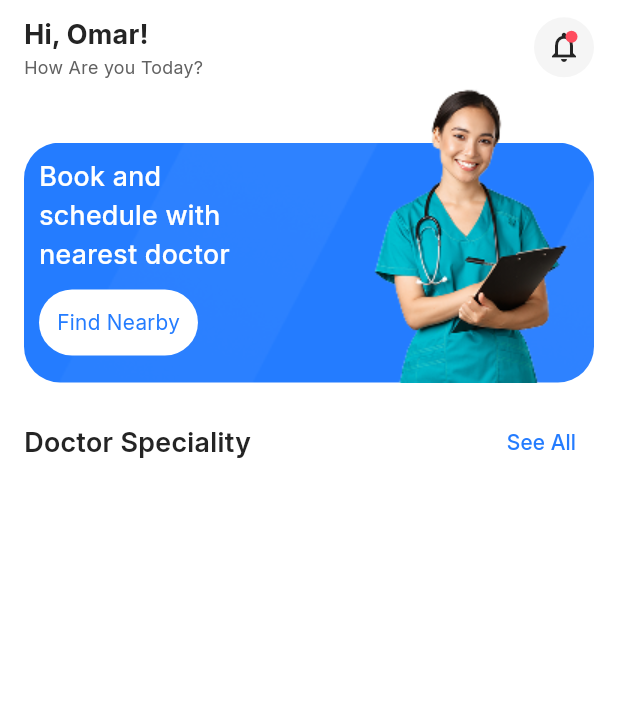
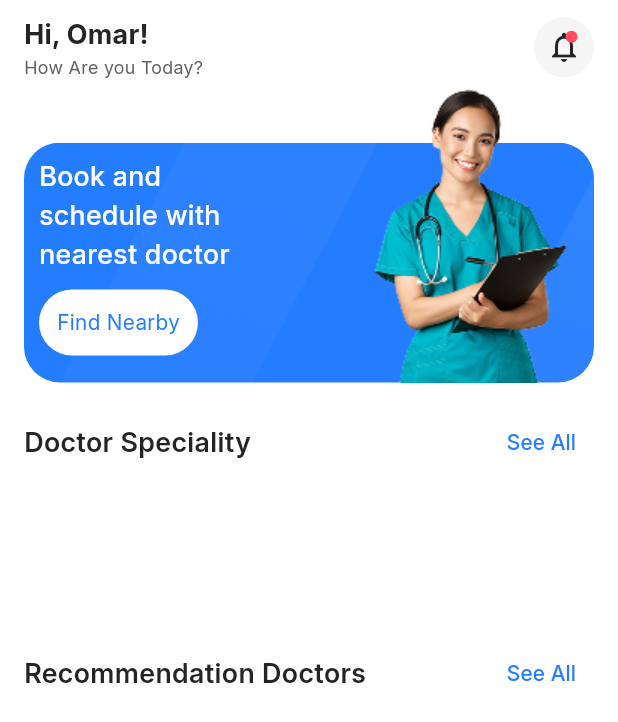
Before and after one commit to medooadel10/doc_doc_app, a Flutter app: the HomeScreen screen opened by its route, after a tap on "See All", on a phone screen of 412 x 824 dp. Shown: the top 722 px of the screen. Run offline on Flutter 3.47's test engine with Material 3 defaults, Android fonts, the phone set to English and light mode, and no system bars; our stand-ins replace dio, flutter_svg, fluttertoast, pretty_dio_logger, shared_preferences; accounts and stored records are empty; network calls fail.

Commit message:
feat: Add doctors feature with API integration and UI components

```diff
--- a/lib/core/networking/api_constants.dart
+++ b/lib/core/networking/api_constants.dart
@@ -5,4 +5,5 @@ class ApiConstants {
   static const String login = '/auth/login';
   static const String register = '/auth/register';
   static const String specializations = '/specialization/index';
+  static const String doctors = '/doctor/index';
 }
--- a/lib/core/router/app_route.dart
+++ b/lib/core/router/app_route.dart
@@ -34,7 +34,9 @@ class AppRoute {
       case Routes.home:
         return MaterialPageRoute(
           builder: (context) => ChangeNotifierProvider(
-            create: (context) => HomeProvider()..getAllSpecializations(),
+            create: (context) => HomeProvider()
+              ..getAllSpecializations()
+              ..getAllDoctors(),
             child: HomeScreen(),
           ),
         );
--- a/lib/features/home/logic/home_provider.dart
+++ b/lib/features/home/logic/home_provider.dart
@@ -3,6 +3,7 @@ import 'dart:developer';
 import 'package:doc_doc_app/core/local_storage/shared_prefereneces_helper.dart';
 import 'package:doc_doc_app/core/networking/api_constants.dart';
 import 'package:doc_doc_app/core/networking/dio_factory.dart';
+import 'package:doc_doc_app/features/home/models/doctors_response_model.dart';
 import 'package:doc_doc_app/features/home/models/specializations_response_model.dart';
 import 'package:flutter/material.dart';
 
@@ -23,4 +24,20 @@ class HomeProvider extends ChangeNotifier {
       }
     } catch (_) {}
   }
+
+  List<DoctorModel> doctors = [];
+  void getAllDoctors() async {
+    final token = SharedPreferenecesHelper.getString('token')!;
+    try {
+      final response = await DioFactory.getData(
+        ApiConstants.doctors,
+        token: token,
+      );
+      final data = DoctorsResponseModel.fromJson(response.data);
+      if (data.status) {
+        doctors = data.doctors;
+        notifyListeners();
+      }
+    } catch (_) {}
+  }
 }
--- /dev/null
+++ b/lib/features/home/models/doctors_response_model.dart
@@ -0,0 +1,85 @@
+import 'package:doc_doc_app/features/home/models/specializations_response_model.dart';
+
+class DoctorsResponseModel {
+  final bool status;
+  final List<DoctorModel> doctors;
+
+  DoctorsResponseModel({required this.status, required this.doctors});
+  factory DoctorsResponseModel.fromJson(Map<String, dynamic> json) =>
+      DoctorsResponseModel(
+        status: json['status'],
+        doctors: (json['data'] as List)
+            .map((e) => DoctorModel.fromJson(e))
+            .toList(),
+      );
+}
+
+class DoctorModel {
+  final int id;
+  final String name;
+  final String email;
+  final String phone;
+  final String gender;
+  final String address;
+  final String description;
+  final String degree;
+  final SpecializationModel specialization;
+  final CityModel city;
+  final num appointPrice;
+  final String startTime;
+  final String endTime;
+
+  DoctorModel({
+    required this.id,
+    required this.name,
+    required this.email,
+    required this.phone,
+    required this.gender,
+    required this.address,
+    required this.description,
+    required this.degree,
+    required this.specialization,
+    required this.city,
+    required this.appointPrice,
+    required this.startTime,
+    required this.endTime,
+  });
+  factory DoctorModel.fromJson(Map<String, dynamic> json) => DoctorModel(
+    id: json['id'],
+    name: json['name'],
+    email: json['email'],
+    phone: json['phone'],
+    gender: 'gender',
+    address: json['address'],
+    description: json['description'],
+    degree: json['degree'],
+    specialization: SpecializationModel.fromJson(json['specialization']),
+    city: CityModel.fromJson(json['city']),
+    appointPrice: json['appoint_price'],
+    startTime: json['start_time'],
+    endTime: json['end_time'],
+  );
+}
+
+class CityModel {
+  final int id;
+  final String name;
+  final GovernorateModel governrate;
+
+  CityModel({required this.id, required this.name, required this.governrate});
+  factory CityModel.fromJson(Map<String, dynamic> json) => CityModel(
+    id: json['id'],
+    name: json['name'],
+    governrate: GovernorateModel.fromJson(json['governrate']),
+  );
+}
+
+class GovernorateModel {
+  final int id;
+  final String name;
+
+  GovernorateModel({required this.id, required this.name});
+
+  factory GovernorateModel.fromJson(Map<String, dynamic> json) =>
+      GovernorateModel(id: json['id'], name: json['name']);
+}
--- a/lib/features/home/ui/home_screen.dart
+++ b/lib/features/home/ui/home_screen.dart
@@ -1,4 +1,5 @@
 import 'package:doc_doc_app/features/home/ui/widgets/home_banner.dart';
+import 'package:doc_doc_app/features/home/ui/widgets/home_doctors.dart';
 import 'package:doc_doc_app/features/home/ui/widgets/home_header.dart';
 import 'package:doc_doc_app/features/home/ui/widgets/home_specializations.dart';
 import 'package:flutter/material.dart';
@@ -19,6 +20,7 @@ class HomeScreen extends StatelessWidget {
               SizedBox(height: 10),
               HomeBanner(),
               HomeSpecializations(),
+              HomeDoctors(),
             ],
           ),
         ),
--- /dev/null
+++ b/lib/features/home/ui/widgets/home_doctors.dart
@@ -0,0 +1,82 @@
+import 'package:doc_doc_app/core/style/app_colors.dart';
+import 'package:doc_doc_app/features/home/logic/home_provider.dart';
+import 'package:flutter/material.dart';
+import 'package:provider/provider.dart';
+
+class HomeDoctors extends StatelessWidget {
+  const HomeDoctors({Key? key}) : super(key: key);
+
+  @override
+  Widget build(BuildContext context) {
+    return Consumer<HomeProvider>(
+      builder: (context, value, child) {
+        return Column(
+          children: [
+            Row(
+              children: [
+                Expanded(
+                  child: Text(
+                    'Recommendation Doctors',
+                    style: TextStyle(
+                      fontSize: 18,
+                      fontWeight: FontWeight.w600,
+                      color: AppColors.text100Color,
+                    ),
+                  ),
+                ),
+                TextButton(onPressed: () {}, child: Text('See All')),
+              ],
+            ),
+            ListView.separated(
+              shrinkWrap: true,
+              physics: NeverScrollableScrollPhysics(),
+              itemBuilder: (context, index) => Row(
+                spacing: 10,
+                children: [
+                  Container(
+                    width: 110,
+                    height: 110,
+                    clipBehavior: Clip.antiAlias,
+                    decoration: BoxDecoration(
+                      borderRadius: BorderRadius.circular(12),
+                    ),
+                    child: Image.network(
+                      'https://encrypted-tbn0.gstatic.com/images?q=tbn:ANd9GcQP9VcMn-KypOVElikk37BvVvHZHMnoOO44Lg&s',
+                      fit: BoxFit.cover,
+                    ),
+                  ),
+                  Expanded(
+                    child: Column(
+                      crossAxisAlignment: CrossAxisAlignment.start,
+                      spacing: 8,
+                      children: [
+                        Text(
+                          value.doctors[index].name,
+                          style: TextStyle(
+                            fontSize: 16,
+                            color: AppColors.text100Color,
+                            fontWeight: FontWeight.bold,
+                          ),
+                        ),
+                        Text(
+                          '${value.doctors[index].specialization.name} | ${value.doctors[index].degree}',
+                          style: TextStyle(
+                            fontSize: 12,
+                            color: AppColors.bodyColor,
+                            fontWeight: FontWeight.w500,
+                          ),
+                        ),
+                      ],
+                    ),
+                  ),
+                ],
+              ),
+              separatorBuilder: (context, index) => SizedBox(height: 14),
+              itemCount: value.doctors.length,
+            ),
+          ],
+        );
+      },
+    );
+  }
+}
--- a/pubspec.yaml
+++ b/pubspec.yaml
@@ -40,6 +40,7 @@ dependencies:
   fluttertoast: ^8.2.12
   shared_preferences: ^2.5.3
   pretty_dio_logger: ^1.4.0
+  cached_network_image: ^3.4.1
 
 dev_dependencies:
   flutter_test:
```
Also changed, not shown: pubspec.lock, 1 other file.
